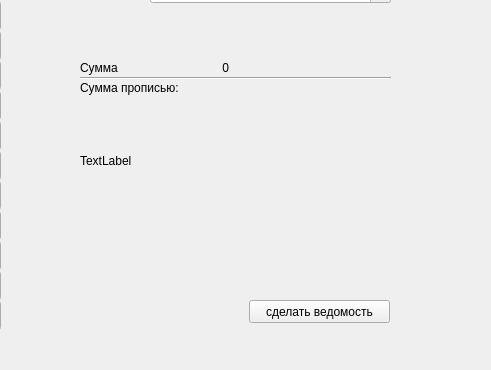
First picture: the form in mainwindow.ui, repository ghrono/inkass, before the edit; both pictures show x 180 to 671 and y 110 to 480 of the 1021 by 480 pixel window.
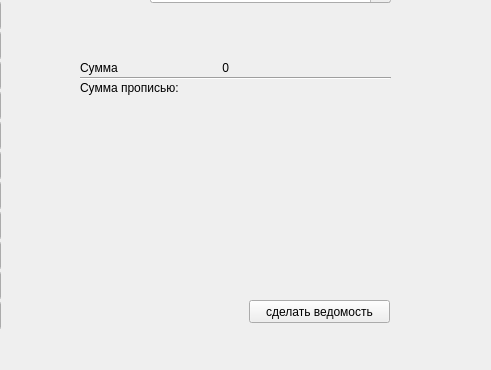
Second picture: the form after the edit.

Diff of the .ui file:
```diff
--- a/mainwindow.ui
+++ b/mainwindow.ui
@@ -602,7 +602,7 @@
      <locale language="English" country="UnitedStates"/>
     </property>
     <property name="text">
-     <string>TextLabel</string>
+     <string/>
     </property>
     <property name="alignment">
      <set>Qt::AlignLeading|Qt::AlignLeft|Qt::AlignVCenter</set>
```
